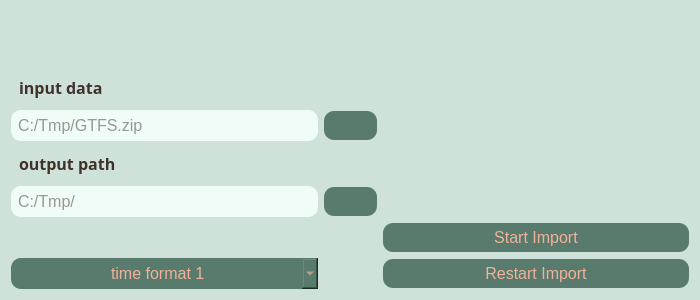
Old version of the form add_files/create_table_import.ui in the repository Themishau/GTFStoFahrplan.
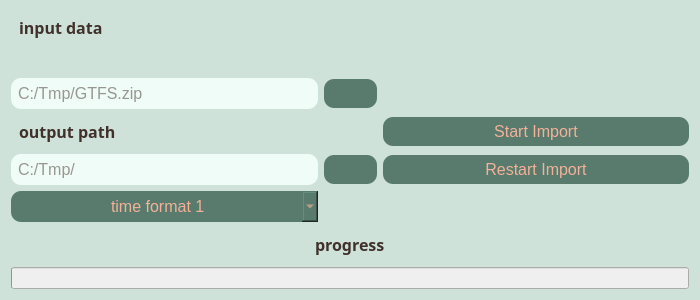
New version of the form. Icons and pictures are not drawn.

```diff
--- a/add_files/create_table_import.ui
+++ b/add_files/create_table_import.ui
@@ -75,19 +75,24 @@
 }
 </string>
   </property>
+  <layout class="QVBoxLayout" name="verticalLayout_2">
+   <item>
   <layout class="QGridLayout" name="gridLayout">
-   <item row="1" column="0">
-    <widget class="QLabel" name="label_11">
+     <item row="5" column="0">
+      <widget class="QLineEdit" name="lineOutputPath">
      <property name="font">
       <font>
-       <family>MS Reference Sans Serif</family>
+         <pointsize>12</pointsize>
       </font>
      </property>
      <property name="styleSheet">
       <string notr="true"/>
      </property>
      <property name="text">
-      <string>&lt;html&gt;&lt;head/&gt;&lt;body&gt;&lt;p&gt;&lt;span style=&quot; font-size:12pt; font-weight:600;&quot;&gt;input data&lt;/span&gt;&lt;/p&gt;&lt;/body&gt;&lt;/html&gt;</string>
+        <string/>
+       </property>
+       <property name="placeholderText">
+        <string>C:/Tmp/</string>
      </property>
     </widget>
    </item>
@@ -106,7 +111,22 @@
      </property>
     </widget>
    </item>
-   <item row="2" column="2">
+     <item row="0" column="0">
+      <widget class="QLabel" name="label_11">
+       <property name="font">
+        <font>
+         <family>MS Reference Sans Serif</family>
+        </font>
+       </property>
+       <property name="styleSheet">
+        <string notr="true"/>
+       </property>
+       <property name="text">
+        <string>&lt;html&gt;&lt;head/&gt;&lt;body&gt;&lt;p&gt;&lt;span style=&quot; font-size:12pt; font-weight:600;&quot;&gt;input data&lt;/span&gt;&lt;/p&gt;&lt;/body&gt;&lt;/html&gt;</string>
+       </property>
+      </widget>
+     </item>
+     <item row="3" column="2">
     <spacer name="horizontalSpacer">
      <property name="orientation">
       <enum>Qt::Horizontal</enum>
@@ -119,43 +139,7 @@
      </property>
     </spacer>
    </item>
-   <item row="2" column="0">
-    <widget class="QLineEdit" name="lineInputPath">
-     <property name="font">
-      <font>
-       <pointsize>12</pointsize>
-      </font>
-     </property>
-     <property name="styleSheet">
-      <string notr="true"/>
-     </property>
-     <property name="text">
-      <string/>
-     </property>
-     <property name="placeholderText">
-      <string>C:/Tmp/GTFS.zip</string>
-     </property>
-    </widget>
-   </item>
-   <item row="5" column="0">
-    <widget class="QLineEdit" name="lineOutputPath">
-     <property name="font">
-      <font>
-       <pointsize>12</pointsize>
-      </font>
-     </property>
-     <property name="styleSheet">
-      <string notr="true"/>
-     </property>
-     <property name="text">
-      <string/>
-     </property>
-     <property name="placeholderText">
-      <string>C:/Tmp/</string>
-     </property>
-    </widget>
-   </item>
-   <item row="0" column="0">
+     <item row="1" column="0">
     <spacer name="verticalSpacer">
      <property name="orientation">
       <enum>Qt::Vertical</enum>
@@ -168,7 +152,7 @@
      </property>
     </spacer>
    </item>
-   <item row="2" column="1">
+     <item row="3" column="1">
     <widget class="QPushButton" name="btnGetFile">
      <property name="enabled">
       <bool>true</bool>
@@ -190,7 +174,7 @@
      </property>
     </widget>
    </item>
-   <item row="7" column="2">
+     <item row="5" column="2">
     <widget class="QPushButton" name="btnRestart">
      <property name="enabled">
       <bool>false</bool>
@@ -208,7 +192,47 @@
      </property>
     </widget>
    </item>
-   <item row="6" column="2">
+     <item row="3" column="0">
+      <widget class="QLineEdit" name="lineInputPath">
+       <property name="font">
+        <font>
+         <pointsize>12</pointsize>
+        </font>
+       </property>
+       <property name="styleSheet">
+        <string notr="true"/>
+       </property>
+       <property name="text">
+        <string/>
+       </property>
+       <property name="placeholderText">
+        <string>C:/Tmp/GTFS.zip</string>
+       </property>
+      </widget>
+     </item>
+     <item row="5" column="1">
+      <widget class="QPushButton" name="btnGetOutputDir">
+       <property name="enabled">
+        <bool>true</bool>
+       </property>
+       <property name="font">
+        <font>
+         <pointsize>12</pointsize>
+        </font>
+       </property>
+       <property name="styleSheet">
+        <string notr="true"/>
+       </property>
+       <property name="text">
+        <string/>
+       </property>
+       <property name="icon">
+        <iconset resource="res/resource_boot.qrc">
+         <normaloff>:/newPrefix/icons/bootstrap-icons-1.10.3/file-earmark-arrow-up.svg</normaloff>:/newPrefix/icons/bootstrap-icons-1.10.3/file-earmark-arrow-up.svg</iconset>
+       </property>
+      </widget>
+     </item>
+     <item row="4" column="2">
     <widget class="QPushButton" name="btnImport">
      <property name="enabled">
       <bool>true</bool>
@@ -226,7 +250,7 @@
      </property>
     </widget>
    </item>
-   <item row="7" column="0">
+     <item row="6" column="0">
     <widget class="QComboBox" name="comboBox_display">
      <property name="enabled">
       <bool>true</bool>
@@ -251,27 +275,66 @@
      </item>
     </widget>
    </item>
-   <item row="5" column="1">
-    <widget class="QPushButton" name="btnGetOutputDir">
-     <property name="enabled">
-      <bool>true</bool>
-     </property>
+    </layout>
+   </item>
+   <item>
+    <layout class="QVBoxLayout" name="verticalLayout">
+     <item alignment="Qt::AlignHCenter">
+      <widget class="QLabel" name="label_12">
      <property name="font">
       <font>
-       <pointsize>12</pointsize>
+         <family>MS Reference Sans Serif</family>
       </font>
      </property>
      <property name="styleSheet">
       <string notr="true"/>
      </property>
      <property name="text">
-      <string/>
-     </property>
-     <property name="icon">
-      <iconset resource="res/resource_boot.qrc">
-       <normaloff>:/newPrefix/icons/bootstrap-icons-1.10.3/file-earmark-arrow-up.svg</normaloff>:/newPrefix/icons/bootstrap-icons-1.10.3/file-earmark-arrow-up.svg</iconset>
-     </property>
-    </widget>
+        <string>&lt;html&gt;&lt;head/&gt;&lt;body&gt;&lt;p&gt;&lt;span style=&quot; font-size:12pt; font-weight:600;&quot;&gt;progress&lt;/span&gt;&lt;/p&gt;&lt;/body&gt;&lt;/html&gt;</string>
+       </property>
+      </widget>
+     </item>
+     <item>
+      <widget class="QProgressBar" name="progressBar">
+       <property name="enabled">
+        <bool>false</bool>
+       </property>
+       <property name="sizePolicy">
+        <sizepolicy hsizetype="Maximum" vsizetype="Fixed">
+         <horstretch>0</horstretch>
+         <verstretch>0</verstretch>
+        </sizepolicy>
+       </property>
+       <property name="maximumSize">
+        <size>
+         <width>800</width>
+         <height>16777215</height>
+        </size>
+       </property>
+       <property name="styleSheet">
+        <string notr="true"/>
+       </property>
+       <property name="value">
+        <number>0</number>
+       </property>
+       <property name="alignment">
+        <set>Qt::AlignJustify|Qt::AlignVCenter</set>
+       </property>
+       <property name="textVisible">
+        <bool>false</bool>
+       </property>
+       <property name="orientation">
+        <enum>Qt::Horizontal</enum>
+       </property>
+       <property name="textDirection">
+        <enum>QProgressBar::TopToBottom</enum>
+       </property>
+       <property name="format">
+        <string> %p%</string>
+       </property>
+      </widget>
+     </item>
+    </layout>
    </item>
   </layout>
  </widget>
```
Lines whose indentation alone changed are shown as unchanged.
